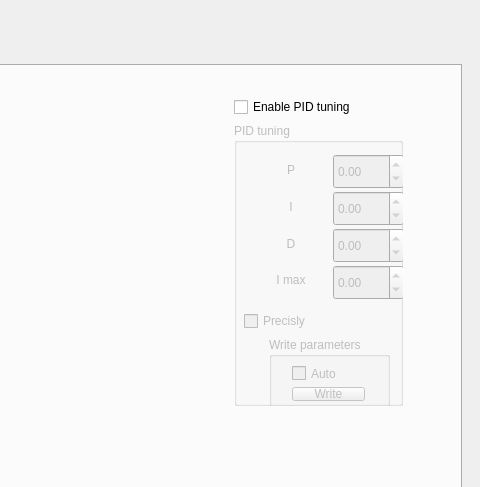
JanWielgus/FlightController, file FlightControllerControlPanel_v1/mainwindow.ui: the form before one commit; both pictures show x 379 to 859 and y 0 to 487 of the 859 by 713 pixel window.
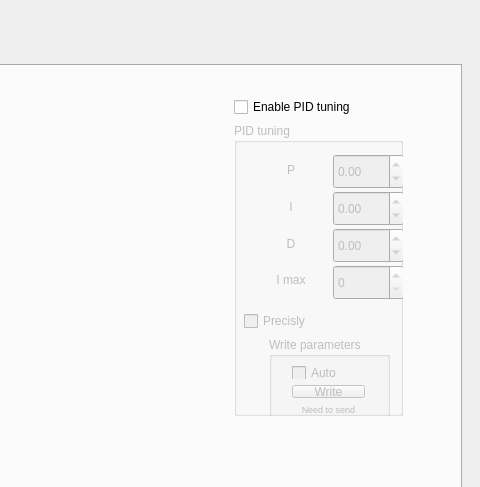
The form after the commit.

Diff of the .ui file:
```diff
--- a/FlightControllerControlPanel_v1/mainwindow.ui
+++ b/FlightControllerControlPanel_v1/mainwindow.ui
@@ -309,7 +309,7 @@
         <x>590</x>
         <y>20</y>
         <width>191</width>
-        <height>331</height>
+        <height>341</height>
        </rect>
       </property>
       <layout class="QVBoxLayout" name="verticalLayout">
@@ -483,7 +483,7 @@
             </widget>
            </item>
            <item row="3" column="1">
-            <widget class="QDoubleSpinBox" name="Imax_PID_spinBox">
+            <widget class="QSpinBox" name="Imax_PID_spinBox">
              <property name="minimumSize">
               <size>
                <width>0</width>
@@ -495,17 +495,8 @@
                <pointsize>9</pointsize>
               </font>
              </property>
-             <property name="buttonSymbols">
-              <enum>QAbstractSpinBox::UpDownArrows</enum>
-             </property>
-             <property name="minimum">
-              <double>-50.000000000000000</double>
-             </property>
              <property name="maximum">
-              <double>50.000000000000000</double>
-             </property>
-             <property name="singleStep">
-              <double>1.000000000000000</double>
+              <number>255</number>
              </property>
             </widget>
            </item>
@@ -530,7 +521,7 @@
             <x>35</x>
             <y>214</y>
             <width>121</width>
-            <height>81</height>
+            <height>91</height>
            </rect>
           </property>
           <property name="title">
@@ -542,7 +533,7 @@
              <x>12</x>
              <y>18</y>
              <width>95</width>
-             <height>57</height>
+             <height>71</height>
             </rect>
            </property>
            <layout class="QVBoxLayout" name="verticalLayout_2">
@@ -563,6 +554,27 @@
               </property>
              </widget>
             </item>
+            <item>
+             <widget class="QLabel" name="paramsSendingState_label">
+              <property name="minimumSize">
+               <size>
+                <width>0</width>
+                <height>0</height>
+               </size>
+              </property>
+              <property name="font">
+               <font>
+                <pointsize>7</pointsize>
+               </font>
+              </property>
+              <property name="text">
+               <string>Need to send</string>
+              </property>
+              <property name="alignment">
+               <set>Qt::AlignCenter</set>
+              </property>
+             </widget>
+            </item>
            </layout>
           </widget>
          </widget>
```
Left out of the diff: 4 changed lines with no effect on the pictures.
